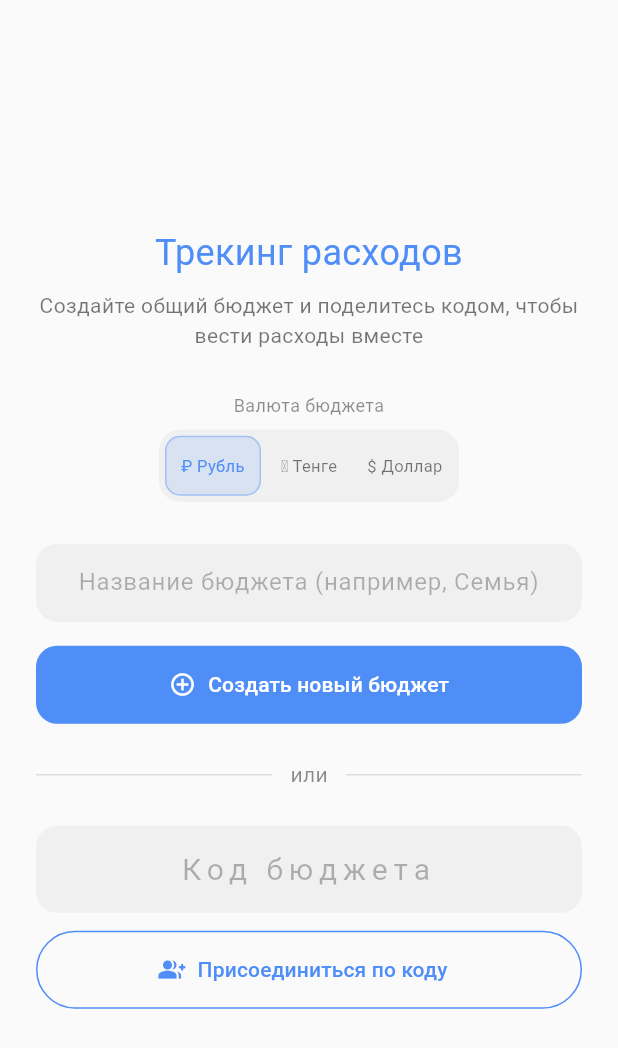
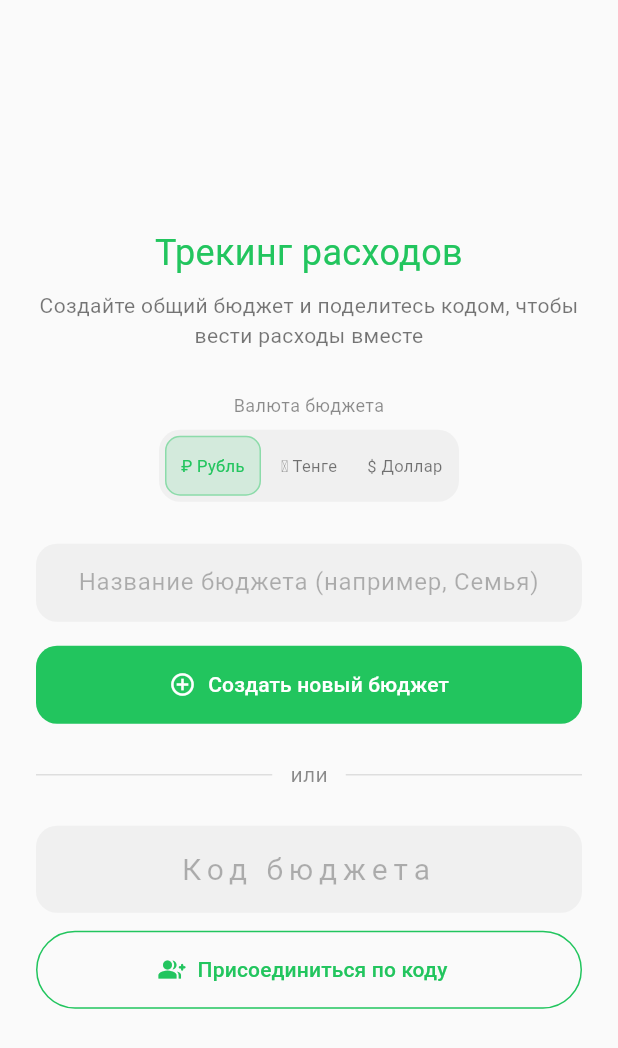
Before and after one commit to baboevazamatkz-create/Project, a Flutter app: the screen it shows after launch, on a phone screen of 412 x 824 dp. Shown: the top 1048 px of the screen. Run offline on Flutter 3.47's test engine with Material 3 defaults, Android fonts, the phone set to English and light mode, and no system bars; our stand-ins replace cloud_firestore, firebase_auth, firebase_core, fl_chart, shared_preferences; accounts and stored records are empty; network calls fail.

Commit message:
Make adaptive icon background transparent and sharper, refine summary card and entry screen colors (#19)
- Make the adaptive icon background fully transparent instead of white,
  and regenerate all icon assets from an 8x-supersampled source for a
  noticeably sharper result
- Remove the divider line above "Итого" in the summary card so the
  label follows directly after the expense amount
- Tint the summary card with a very subtle pale-green wash
- Swap the welcome screen's blue accent for a light green one


Claude-Session: https://claude.ai/code/session_01FGhFt6z7pbN8caMhjQJkXN

Co-authored-by: Claude <noreply@anthropic.com>

```diff
--- a/lib/screens/household_screen.dart
+++ b/lib/screens/household_screen.dart
@@ -6,7 +6,7 @@ import '../data/household_settings_repository.dart';
 import '../models/currency.dart';
 import '../models/household.dart';
 
-const _screenBlue = Color(0xFF4F8EF7);
+const _screenGreen = Color(0xFF22C55E);
 
 class HouseholdScreen extends StatefulWidget {
   final void Function(Household household) onReady;
@@ -89,7 +89,7 @@ class _HouseholdScreenState extends State<HouseholdScreen> {
               width: double.infinity,
               padding: const EdgeInsets.symmetric(vertical: 14),
               decoration: BoxDecoration(
-                color: _screenBlue.withValues(alpha: 0.08),
+                color: _screenGreen.withValues(alpha: 0.08),
                 borderRadius: BorderRadius.circular(14),
               ),
               child: Text(
@@ -99,7 +99,7 @@ class _HouseholdScreenState extends State<HouseholdScreen> {
                   fontSize: 24,
                   fontWeight: FontWeight.normal,
                   letterSpacing: 4,
-                  color: _screenBlue,
+                  color: _screenGreen,
                 ),
               ),
             ),
@@ -117,7 +117,7 @@ class _HouseholdScreenState extends State<HouseholdScreen> {
             label: const Text('Скопировать'),
           ),
           ElevatedButton(
-            style: ElevatedButton.styleFrom(backgroundColor: _screenBlue),
+            style: ElevatedButton.styleFrom(backgroundColor: _screenGreen),
             onPressed: () => Navigator.of(context).pop(),
             child: const Text('Готово'),
           ),
@@ -147,7 +147,7 @@ class _HouseholdScreenState extends State<HouseholdScreen> {
                       style: TextStyle(
                         fontSize: 24,
                         fontWeight: FontWeight.normal,
-                        color: _screenBlue,
+                        color: _screenGreen,
                       ),
                     ),
                     const SizedBox(height: 8),
@@ -205,7 +205,7 @@ class _HouseholdScreenState extends State<HouseholdScreen> {
                     height: 52,
                     child: ElevatedButton.icon(
                       style: ElevatedButton.styleFrom(
-                        backgroundColor: _screenBlue,
+                        backgroundColor: _screenGreen,
                       ),
                       onPressed: _busy ? null : _createHousehold,
                       icon: const Icon(Icons.add_circle_outline),
@@ -259,8 +259,8 @@ class _HouseholdScreenState extends State<HouseholdScreen> {
                     height: 52,
                     child: OutlinedButton.icon(
                       style: OutlinedButton.styleFrom(
-                        foregroundColor: _screenBlue,
-                        side: const BorderSide(color: _screenBlue),
+                        foregroundColor: _screenGreen,
+                        side: const BorderSide(color: _screenGreen),
                       ),
                       onPressed: _busy ? null : _joinHousehold,
                       icon: const Icon(Icons.group_add_rounded),
@@ -314,11 +314,11 @@ class _CurrencyPicker extends StatelessWidget {
               alignment: Alignment.center,
               decoration: BoxDecoration(
                 color: isSelected
-                    ? _screenBlue.withValues(alpha: 0.14)
+                    ? _screenGreen.withValues(alpha: 0.14)
                     : Colors.transparent,
                 borderRadius: BorderRadius.circular(10),
                 border: isSelected
-                    ? Border.all(color: _screenBlue.withValues(alpha: 0.4))
+                    ? Border.all(color: _screenGreen.withValues(alpha: 0.4))
                     : null,
               ),
               child: Text(
@@ -326,7 +326,7 @@ class _CurrencyPicker extends StatelessWidget {
                 textAlign: TextAlign.center,
                 style: TextStyle(
                   color: isSelected
-                      ? _screenBlue
+                      ? _screenGreen
                       : Theme.of(context)
                           .textTheme
                           .bodyMedium
```
Also changed, not shown: lib/widgets/summary_card.dart (+6 -7 lines), 11 other files.
